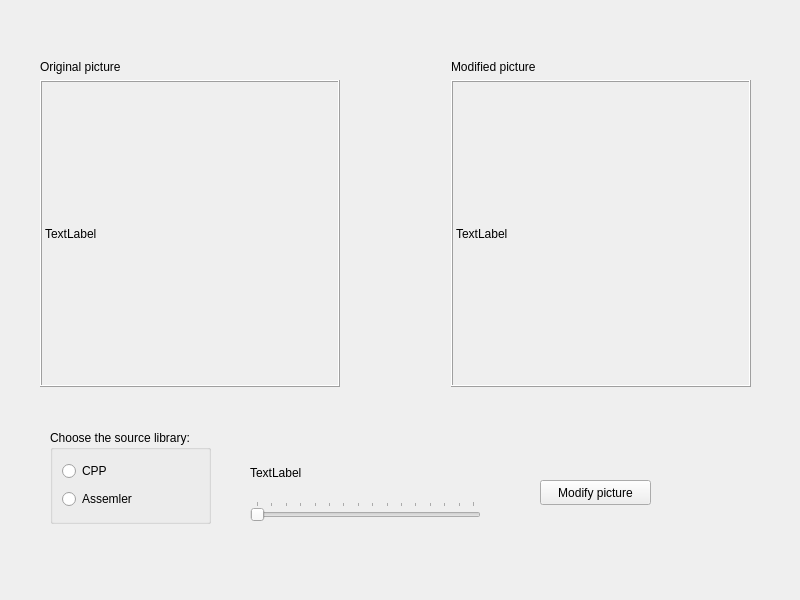
This is Nazwa_do_ustalenia_po_zatwierdzeniu/mainwindow.ui in LapciuchPS/Curriculum-Vitae as Qt 5 draws it before an edit. The edited form follows.
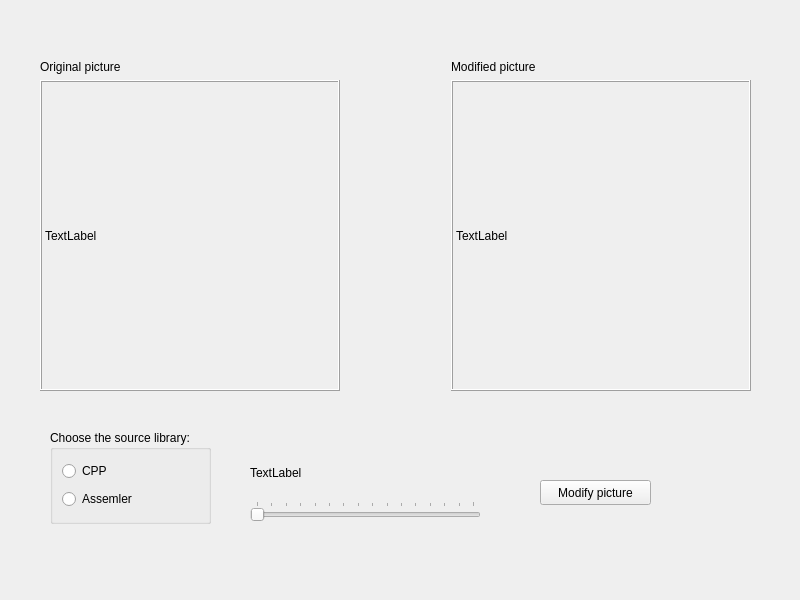
This is the edited form.

Commit message: Working on modify_picture button logic

```diff
--- a/Nazwa_do_ustalenia_po_zatwierdzeniu/mainwindow.ui
+++ b/Nazwa_do_ustalenia_po_zatwierdzeniu/mainwindow.ui
@@ -56,7 +56,7 @@
      <string>Modify picture</string>
     </property>
    </widget>
-   <widget class="QWidget" name="">
+   <widget class="QWidget" name="layoutWidget">
     <property name="geometry">
      <rect>
       <x>250</x>
@@ -94,13 +94,13 @@
      </item>
     </layout>
    </widget>
-   <widget class="QWidget" name="">
+   <widget class="QWidget" name="layoutWidget">
     <property name="geometry">
      <rect>
       <x>40</x>
       <y>60</y>
       <width>711</width>
-      <height>327</height>
+      <height>331</height>
      </rect>
     </property>
     <layout class="QGridLayout" name="gridLayout_2">
```
Left out of the diff: 4 changed lines with no effect on the pictures. The commit also changes 2 other files.
